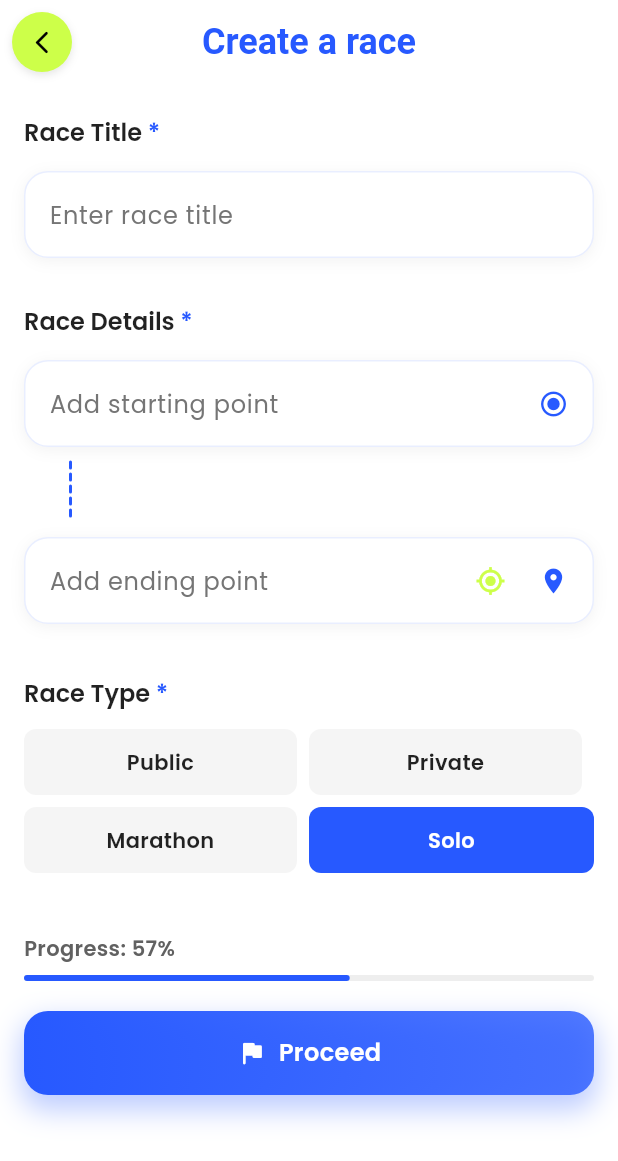
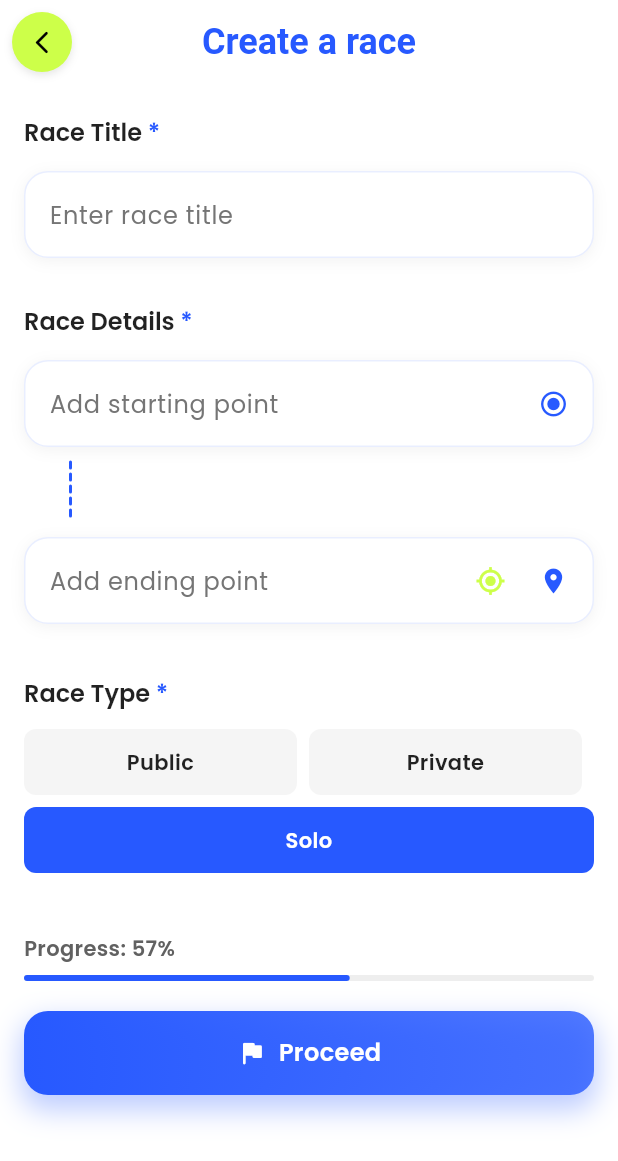
Before and after one commit to netsphereofficial-jpg/netsphere-stepzsync-stable, a Flutter app: the CreateRaceScreen screen opened directly, after a tap on "Solo", on a phone screen of 412 x 824 dp. Shown: the top 1161 px of the screen. Run offline on Flutter 3.47's test engine with Material 3 defaults, Android fonts, the phone set to English and light mode, and no system bars; our stand-ins replace cloud_firestore, cloud_functions, confetti, connectivity_plus, country_code_picker, dio and 27 more; missing offline and left inert: android_intent_plus, firebase_performance, flutter_polyline_points, health, place_picker_google; accounts and stored records are empty; project files that could hold a hidden picture were left out.

Commit message:
Hide Marathon race type option from create race screen

```diff
--- a/lib/screens/races/create_race/create_race_screen.dart
+++ b/lib/screens/races/create_race/create_race_screen.dart
@@ -418,14 +418,13 @@ class CreateRaceScreen extends StatelessWidget {
           ),
           SizedBox(height: 8),
           Row(
-            children: ['Marathon', 'Solo'].map((type) {
+            children: ['Solo'].map((type) {
               final isSelected = controller.raceType.value == type;
 
               return Expanded(
                 child: GestureDetector(
                   onTap: () => controller.raceType.value = type,
                   child: Container(
-                    margin: EdgeInsets.only(right: type != 'Solo' ? 8 : 0),
                     padding: EdgeInsets.symmetric(vertical: 12, horizontal: 8),
                     decoration: BoxDecoration(
                       color: isSelected ? AppColors.appColor : Colors.grey[100],
```
